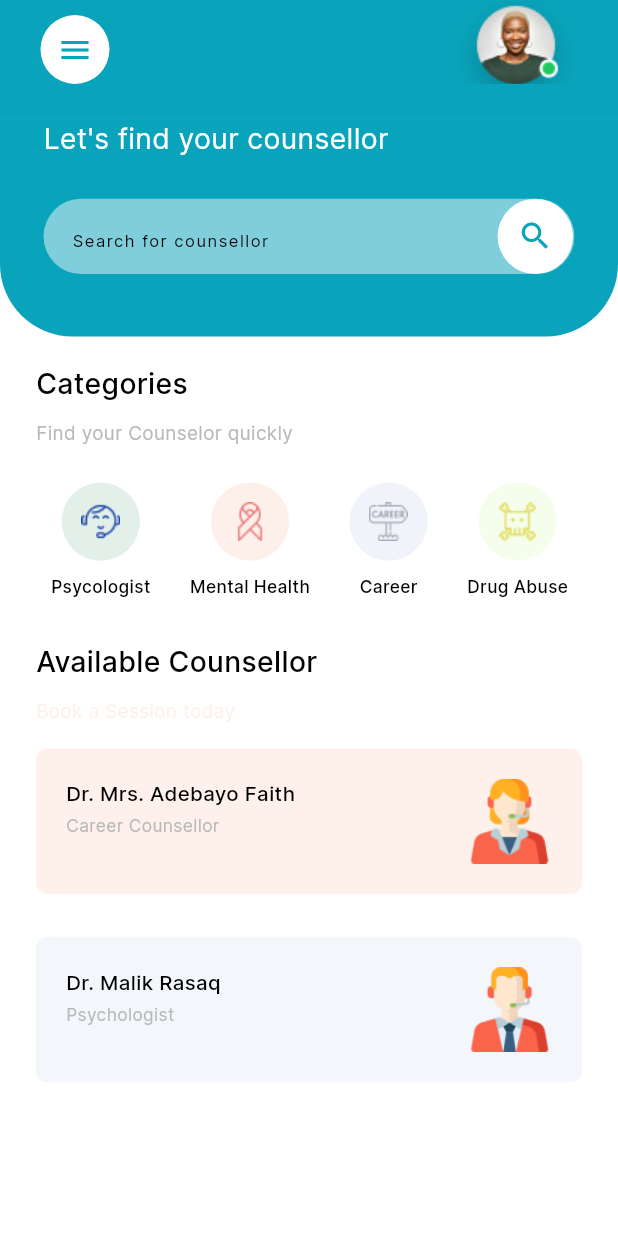
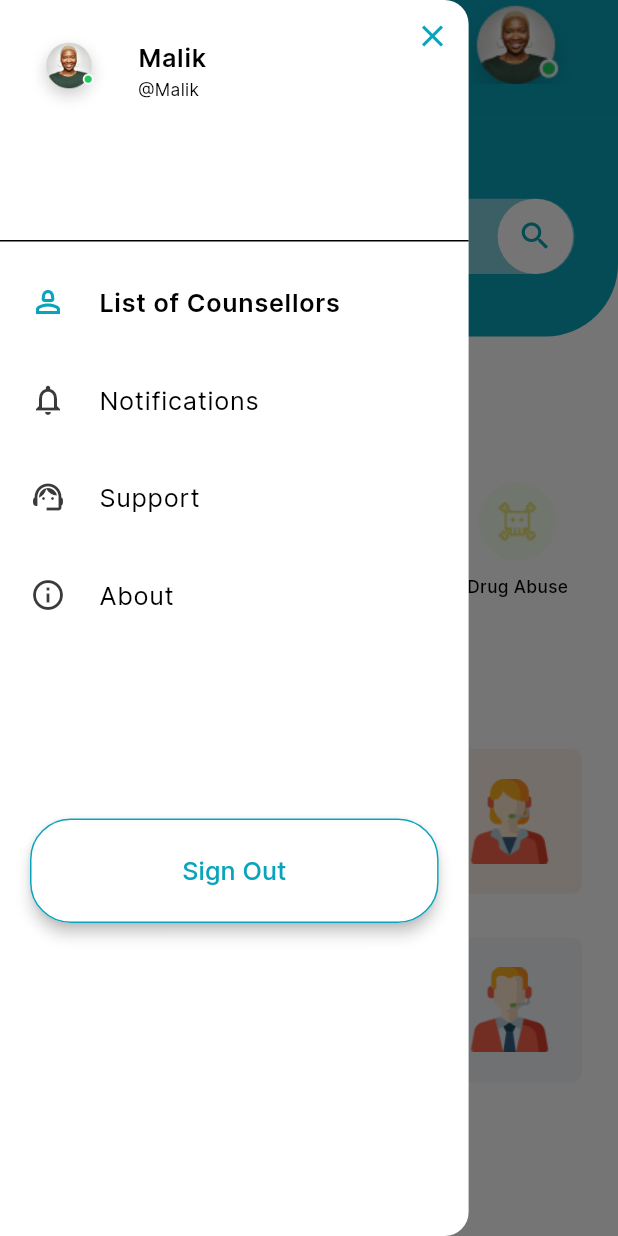
Before and after one commit to logicberry/counsellor_booking_app, a Flutter app: the screen it shows after launch, with the side drawer open (before the commit the screen has no drawer), on a phone screen of 412 x 824 dp. Run offline on Flutter 3.47's test engine with Material 3 defaults, Android fonts, the light colour scheme and no system bars; our stand-ins replace flutter_screenutil, page_transition, pinput.

Commit message:
feat: add navbar & counsellors list page

```diff
--- a/lib/common/appbar.dart
+++ b/lib/common/appbar.dart
@@ -6,7 +6,7 @@ import '../core/core.dart';
 class CLAppBar extends StatelessWidget implements PreferredSizeWidget {
   final String? title;
   final bool implyLeading, action;
-  final void Function()? ontap;
+  final VoidCallback? ontap;
   final IconData icon;
   const CLAppBar({
     Key? key,
--- /dev/null
+++ b/lib/common/drawer_nav.dart
@@ -0,0 +1,121 @@
+import 'package:counsellor/common/button.dart';
+import 'package:counsellor/common/navite.dart';
+import 'package:counsellor/features/home/screens/counsellors.dart';
+import 'package:flutter/material.dart';
+import 'package:flutter_screenutil/flutter_screenutil.dart';
+
+import '../core/core.dart';
+
+class SideMenu extends StatefulWidget {
+  const SideMenu({super.key});
+
+  @override
+  State<SideMenu> createState() => _SideMenuState();
+}
+
+class _SideMenuState extends State<SideMenu> {
+  int selectedItemIndex = 0;
+
+  void selectItem(int index) {
+    setState(() {
+      selectedItemIndex = index;
+    });
+
+    switch (index) {
+      case 0:
+        Navigator.pushNamed(context, CounsellorsListPage.routeName);
+        break;
+      case 1:
+        Navigator.pushNamed(context, "/m");
+        break;
+      case 2:
+        Navigator.pushNamed(context, "/m");
+        break;
+      case 3 || 4 || 6:
+        Navigator.pushNamed(context, "/m");
+
+        break;
+      case 5:
+        Navigator.pushNamed(context, "/m");
+        break;
+    }
+  }
+
+  @override
+  Widget build(BuildContext context) {
+    return Drawer(
+        backgroundColor: AppColors.white,
+        width: 298.w,
+        child: ListView(padding: EdgeInsets.zero, children: [
+          DrawerHeader(
+            padding: EdgeInsets.zero,
+            child: Row(
+              mainAxisAlignment: MainAxisAlignment.spaceBetween,
+              crossAxisAlignment: CrossAxisAlignment.start,
+              children: [
+                SizedBox(
+                    height: 100.h,
+                    width: 210.w,
+                    child: Center(
+                      child: ListTile(
+                        leading: CircleAvatar(
+                            radius: 30,
+                            backgroundColor: AppColors.white,
+                            child: Image.asset(AssetPath.profile)),
+                        title: AppTheme.clText('Malik', context,
+                            size: 16, fontWeight: FontWeight.w600),
+                        subtitle: AppTheme.clText('@Malik', context,
+                            size: 11, fontWeight: FontWeight.w400),
+                      ),
+                    )),
+                IconButton(
+                  icon: const Icon(Icons.close),
+                  color: AppColors.primaryColor,
+                  onPressed: () {
+                    Navigator.pop(context);
+                  },
+                )
+              ],
+            ),
+          ),
+          NavItem(
+            icon: Icons.person_2_outlined,
+            text: 'List of Counsellors',
+            isSelected: selectedItemIndex == 0,
+            onTap: () => selectItem(0),
+          ),
+          NavItem(
+            icon: Icons.notifications_outlined,
+            text: 'Notifications',
+            isSelected: selectedItemIndex == 1,
+            onTap: () => selectItem(1),
+          ),
+          NavItem(
+            icon: Icons.support_agent,
+            text: 'Support',
+            isSelected: selectedItemIndex == 2,
+            onTap: () => selectItem(2),
+          ),
+          NavItem(
+            icon: Icons.info_outline,
+            text: 'About',
+            isSelected: selectedItemIndex == 3,
+            onTap: () => selectItem(3),
+          ),
+          Space.height(100),
+          Padding(
+            padding: const EdgeInsets.all(20.0),
+            child: CLButtton(
+                color: AppColors.white,
+                onTap: () {},
+                borderColor: AppColors.primaryColor,
+                child: AppTheme.clText(
+                  'Sign Out',
+                  context,
+                  textColor: AppColors.primaryColor,
+                  size: 16,
+                )),
+          )
+        ]));
+  }
+}
--- /dev/null
+++ b/lib/common/navite.dart
@@ -0,0 +1,42 @@
+import 'package:flutter/material.dart';
+
+import '../core/core.dart';
+
+class NavItem extends StatelessWidget {
+  final String text;
+  final bool isSelected;
+  final VoidCallback onTap;
+  final IconData icon;
+
+  const NavItem({
+    super.key,
+    required this.text,
+    required this.isSelected,
+    required this.onTap,
+    required this.icon,
+  });
+
+  @override
+  Widget build(BuildContext context) {
+    return ListTile(
+      minVerticalPadding: 20,
+      horizontalTitleGap: 20,
+      contentPadding: const EdgeInsets.symmetric(
+        horizontal: 20,
+      ),
+      minLeadingWidth: 26,
+      dense: true,
+      onTap: onTap,
+      title: AppTheme.clText(
+        text,
+        context,
+        size: 16,
+        fontWeight: isSelected ? FontWeight.w600 : FontWeight.normal,
+      ),
+      leading: Icon(
+        icon,
+        color: isSelected ? AppColors.primaryColor : AppColors.darkGrey,
+      ),
+    );
+  }
+}
--- a/lib/features/authentication/screens/form_details.dart
+++ b/lib/features/authentication/screens/form_details.dart
@@ -7,6 +7,8 @@ import '../../../common/button.dart';
 import '../../../core/core.dart';
 
 class PatientProfileScreen extends StatelessWidget {
+    static const routeName = '/patientprofile-screen';
+
   const PatientProfileScreen({super.key});
 
   @override
--- a/lib/features/home/screens/homepage.dart
+++ b/lib/features/home/screens/homepage.dart
@@ -1,4 +1,5 @@
 import 'package:counsellor/common/appbar.dart';
+import 'package:counsellor/common/drawer_nav.dart';
 import 'package:counsellor/features/home/widgets/doctor_card.dart';
 import 'package:flutter/material.dart';
 import 'package:flutter_screenutil/flutter_screenutil.dart';
@@ -6,9 +7,17 @@ import 'package:flutter_screenutil/flutter_screenutil.dart';
 import '../../../core/core.dart';
 import '../widgets/search_field.dart';
 
-class HomePage extends StatelessWidget {
+class HomePage extends StatefulWidget {
+  static const routeName = '/home-screen';
+
   const HomePage({super.key});
 
+  @override
+  State<HomePage> createState() => _HomePageState();
+}
+
+class _HomePageState extends State<HomePage> {
+  final GlobalKey<ScaffoldState> _scaffoldKey = GlobalKey<ScaffoldState>();
   @override
   Widget build(BuildContext context) {
     List<Color> backgroundColors = [
@@ -31,13 +40,18 @@ class HomePage extends StatelessWidget {
       AssetPath.drug
     ];
     return Scaffold(
-      appBar: const CLAppBar(
+      key: _scaffoldKey,
+      appBar: CLAppBar(
           title: '',
           implyLeading: true,
           icon: Icons.menu,
           action: true,
-      ),
-      body: Column(
+          ontap: () {
+            _scaffoldKey.currentState?.openDrawer();
+          }),
+      drawer: const SideMenu(),
+      body: SingleChildScrollView(
+        child: Column(
           crossAxisAlignment: CrossAxisAlignment.start,
           children: [
             Container(
@@ -120,7 +134,7 @@ class HomePage extends StatelessWidget {
                   AppTheme.clText('Book a Session today', context,
                       size: 12,
                       fontWeight: FontWeight.w400,
-                    textColor: AppColors.lightpink),
+                      textColor: AppColors.lightGrey),
                   Space.height(17),
                   const DoctorCard(
                       color: AppColors.lightpink,
@@ -138,6 +152,7 @@ class HomePage extends StatelessWidget {
             ),
           ],
         ),
+      ),
     );
   }
 }
```
Also changed, not shown: lib/features/home/screens/counsellors.dart (added, +76 -0 lines), lib/router.dart (+27 -0 lines). Lines whose indentation alone changed are shown as unchanged.
